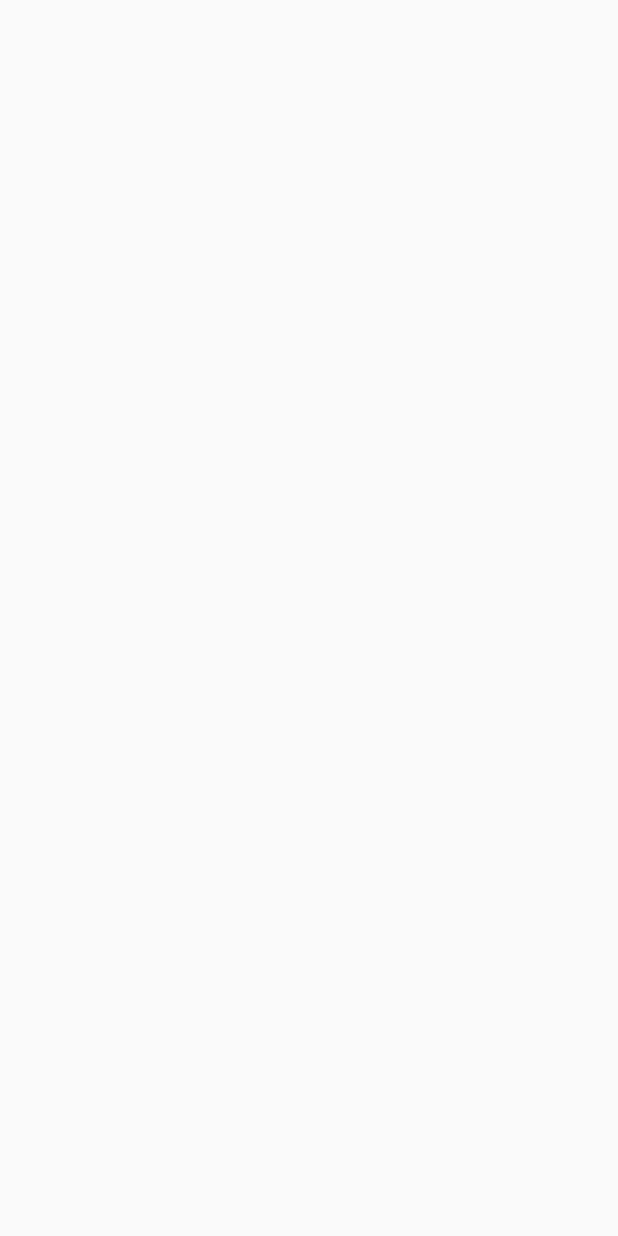
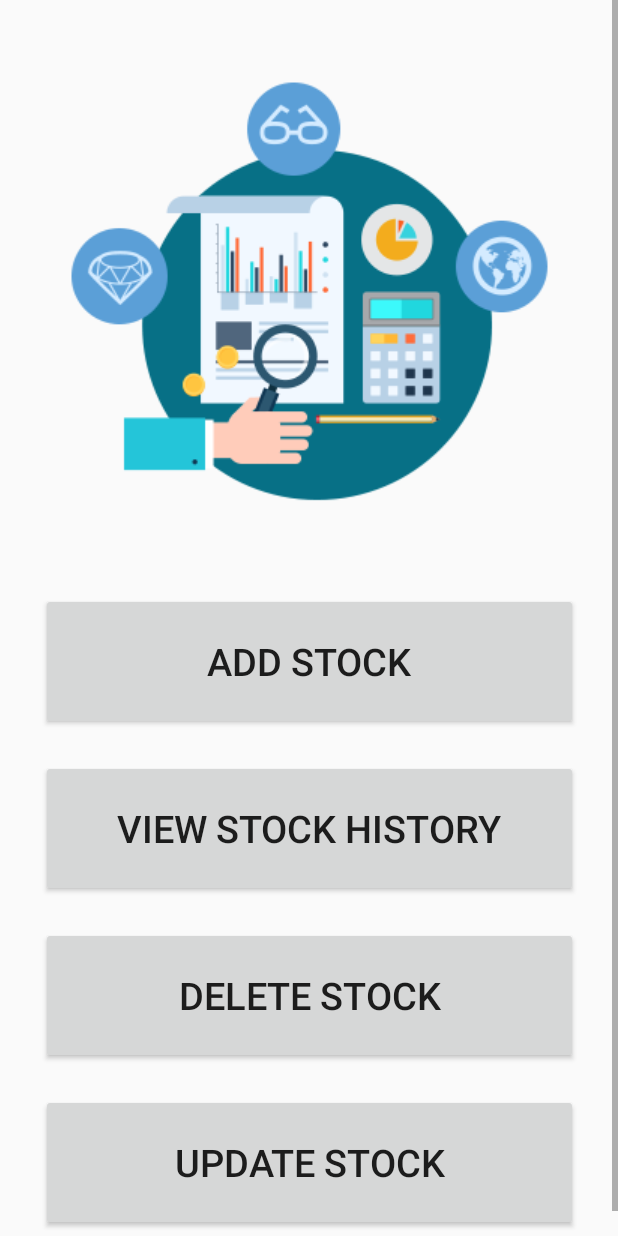
Before and after one commit to JosephLahiru/stocks-portfolio-management-system, an Android app: the StockManagementActivity screen opened directly, with no data from a screen before it, on a phone screen of 412 x 824 dp. Before the commit the screen is empty. Run offline under Robolectric (Android 15) with nearby library versions, the phone set to English and light mode, and no system bars.

Commit message:
Finished Stock Management Window

```diff
--- a/app/src/main/java/com/example/stocksportfoliomanagementsystem/StockManagementActivity.java
+++ b/app/src/main/java/com/example/stocksportfoliomanagementsystem/StockManagementActivity.java
@@ -10,5 +10,8 @@ public class StockManagementActivity extends AppCompatActivity {
     protected void onCreate(Bundle savedInstanceState) {
         super.onCreate(savedInstanceState);
         setContentView(R.layout.activity_stock_management);
+
+
+
     }
 }
--- a/app/src/main/res/layout/activity_menu.xml
+++ b/app/src/main/res/layout/activity_menu.xml
@@ -100,6 +100,8 @@
             android:textSize="25sp"
             app:layout_constraintEnd_toEndOf="parent"
             app:layout_constraintStart_toStartOf="parent"
+            app:layout_constraintBottom_toBottomOf="parent"
+            android:layout_marginBottom="20sp"
             app:layout_constraintTop_toBottomOf="@id/deliveryMngButton" />
 
     </androidx.constraintlayout.widget.ConstraintLayout>
--- a/app/src/main/res/layout/activity_stock_management.xml
+++ b/app/src/main/res/layout/activity_stock_management.xml
@@ -1,9 +1,75 @@
 <?xml version="1.0" encoding="utf-8"?>
-<androidx.constraintlayout.widget.ConstraintLayout xmlns:android="http://schemas.android.com/apk/res/android"
-    xmlns:app="http://schemas.android.com/apk/res-auto"
-    xmlns:tools="http://schemas.android.com/tools"
+
+<ScrollView xmlns:android="http://schemas.android.com/apk/res/android"
+xmlns:app="http://schemas.android.com/apk/res-auto"
+xmlns:tools="http://schemas.android.com/tools"
+android:layout_width="match_parent"
+android:layout_height="wrap_content"
+tools:layout_editor_absoluteX="1dp"
+tools:layout_editor_absoluteY="1dp"
+android:fillViewport="true">
+
+<androidx.constraintlayout.widget.ConstraintLayout
     android:layout_width="match_parent"
-    android:layout_height="match_parent"
+    android:layout_height="wrap_content"
     tools:context=".StockManagementActivity">
 
+    <ImageView
+        android:id="@+id/choseImageView"
+        android:layout_width="wrap_content"
+        android:layout_height="wrap_content"
+        android:layout_marginTop="30dp"
+        app:layout_constraintEnd_toEndOf="parent"
+        app:layout_constraintStart_toStartOf="parent"
+        app:layout_constraintTop_toTopOf="parent"
+        app:srcCompat="@mipmap/portfolio2" />
+
+    <Button
+        android:id="@+id/addStocks"
+        android:layout_width="358dp"
+        android:layout_height="91dp"
+        android:layout_marginTop="30dp"
+        android:text="ADD STOCK"
+        android:textSize="25sp"
+        app:layout_constraintEnd_toEndOf="parent"
+        app:layout_constraintStart_toStartOf="parent"
+        app:layout_constraintTop_toBottomOf="@id/choseImageView"/>
+
+    <Button
+        android:id="@+id/viewStockHistory"
+        android:layout_width="358dp"
+        android:layout_height="91dp"
+        android:layout_marginTop="20sp"
+        android:text="VIEW STOCK HISTORY"
+        android:textSize="25sp"
+        app:layout_constraintEnd_toEndOf="parent"
+        app:layout_constraintStart_toStartOf="parent"
+        app:layout_constraintTop_toBottomOf="@id/addStocks" />
+
+    <Button
+        android:id="@+id/deleteStock"
+        android:layout_width="358dp"
+        android:layout_height="91dp"
+        android:layout_marginTop="20sp"
+        android:text="DELETE STOCK"
+        android:textSize="25sp"
+        app:layout_constraintEnd_toEndOf="parent"
+        app:layout_constraintStart_toStartOf="parent"
+        app:layout_constraintTop_toBottomOf="@id/viewStockHistory" />
+
+    <Button
+        android:id="@+id/updateStock"
+        android:layout_width="358dp"
+        android:layout_height="91dp"
+        android:layout_marginTop="20sp"
+        android:text="UPDATE STOCK"
+        android:textSize="25sp"
+        app:layout_constraintEnd_toEndOf="parent"
+        app:layout_constraintStart_toStartOf="parent"
+        app:layout_constraintTop_toBottomOf="@id/deleteStock"
+        app:layout_constraintBottom_toBottomOf="parent"
+        android:layout_marginBottom="20sp"
+        />
+
 </androidx.constraintlayout.widget.ConstraintLayout>
+</ScrollView>
```
